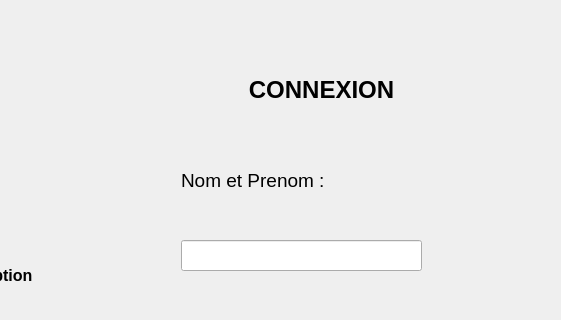
Above: IHM/2_connexion_ou_inscription.ui from Nathanwolfy/projetprogrammation2021 before the change; both pictures show x 159 to 720 and y 0 to 320 of the 720 by 570 pixel window. Below: the same form after it.
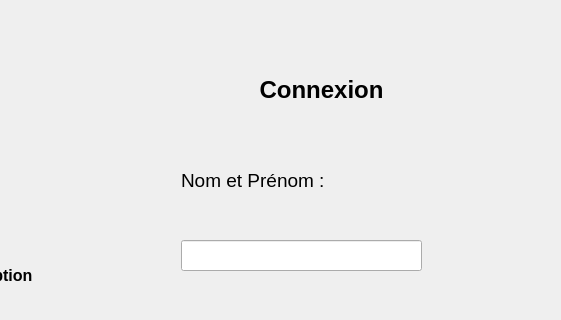
That is the form after the change.

Diff of the .ui file:
```diff
--- a/IHM/2_connexion_ou_inscription.ui
+++ b/IHM/2_connexion_ou_inscription.ui
@@ -39,7 +39,7 @@
     </rect>
    </property>
    <property name="text">
-    <string>&lt;html&gt;&lt;head/&gt;&lt;body&gt;&lt;p&gt;&lt;span style=&quot; font-size:14pt;&quot;&gt;Nom et Prenom :&lt;/span&gt;&lt;/p&gt;&lt;/body&gt;&lt;/html&gt;</string>
+    <string>&lt;html&gt;&lt;head/&gt;&lt;body&gt;&lt;p&gt;&lt;span style=&quot; font-size:14pt;&quot;&gt;Nom et Prénom :&lt;/span&gt;&lt;/p&gt;&lt;/body&gt;&lt;/html&gt;</string>
    </property>
   </widget>
   <widget class="QLabel" name="labelMdP">
@@ -65,7 +65,7 @@
     </rect>
    </property>
    <property name="text">
-    <string>&lt;html&gt;&lt;head/&gt;&lt;body&gt;&lt;p align=&quot;center&quot;&gt;&lt;span style=&quot; font-size:18pt; font-weight:600;&quot;&gt;CONNEXION&lt;/span&gt;&lt;/p&gt;&lt;/body&gt;&lt;/html&gt;</string>
+    <string>&lt;html&gt;&lt;head/&gt;&lt;body&gt;&lt;p align=&quot;center&quot;&gt;&lt;span style=&quot; font-size:18pt; font-weight:600;&quot;&gt;Connexion&lt;/span&gt;&lt;/p&gt;&lt;/body&gt;&lt;/html&gt;</string>
    </property>
   </widget>
   <widget class="QLabel" name="Brand_Label">
```
Left out of the diff: 72 changed lines with no effect on the pictures.
